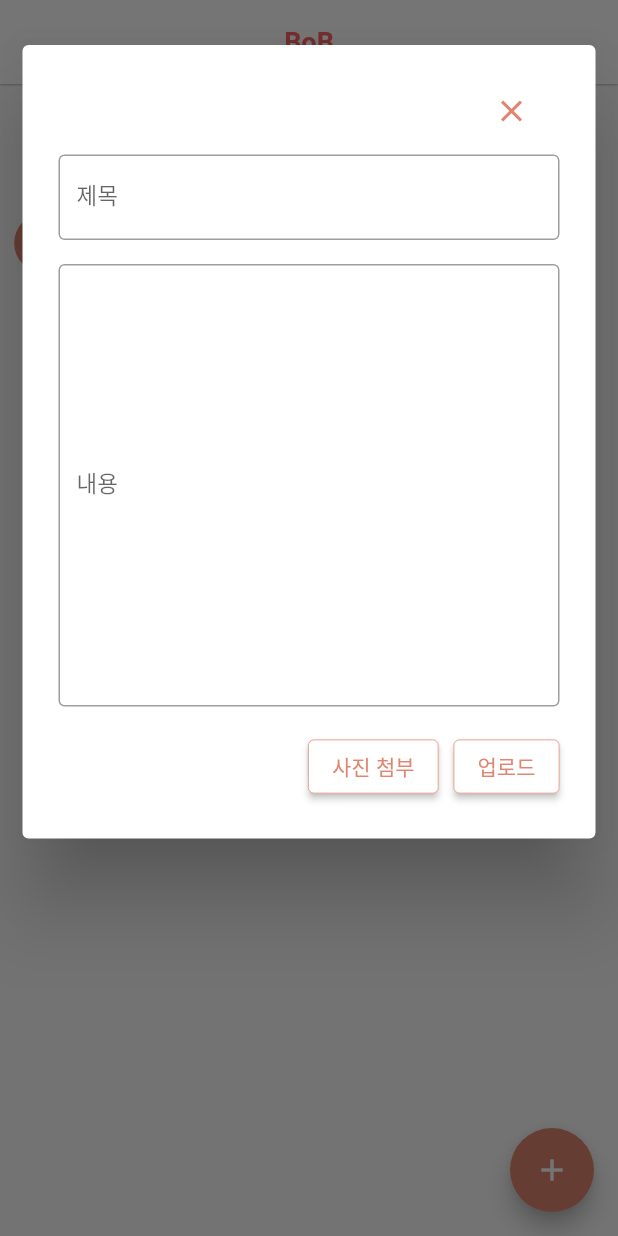
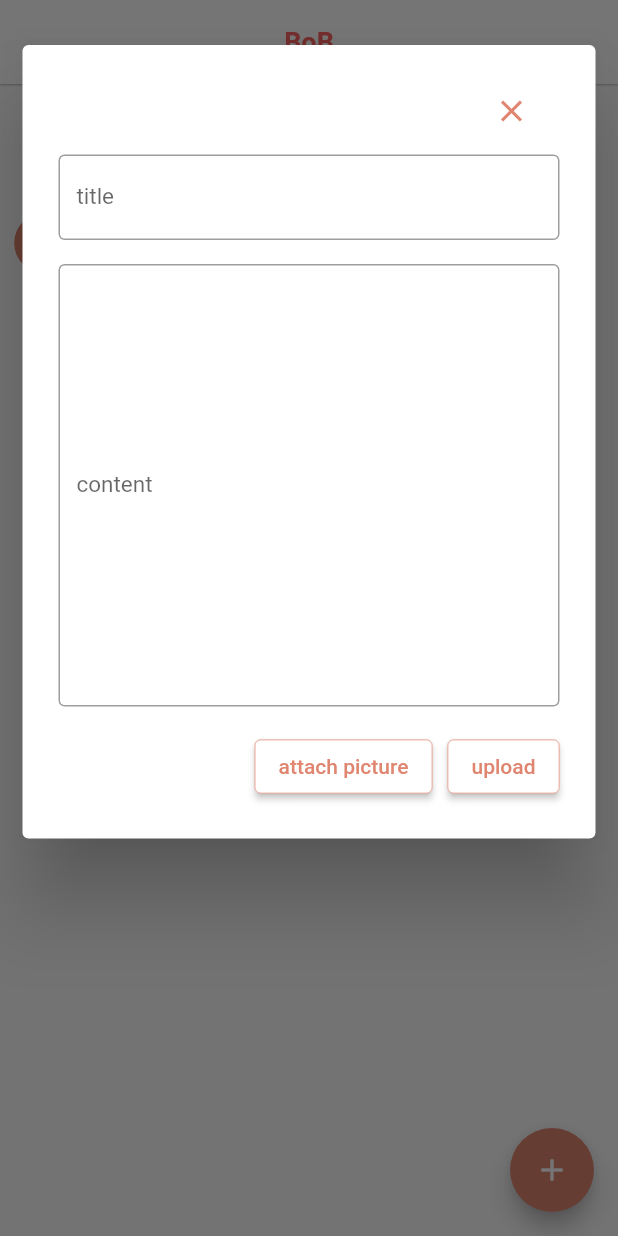
Before and after one commit to Mmm2927/LSTM, a Flutter app: the MainDiary screen opened directly, after a tap on the "add" icon, on a phone screen of 412 x 824 dp. Run offline on Flutter 3.47's test engine with Material 2 defaults, Android fonts, the phone set to English and light mode, and no system bars; drawn by our look-alikes of table_calendar; our stand-ins replace dio, easy_localization, firebase_core, firebase_messaging, fl_chart, flutter_holo_date_picker and 9 more; missing offline and left inert: bottom_picker, dart:ffi, flutter_mjpeg, horizontal_picker, jwt_decode, omni_datetime_picker and 1 more; accounts and stored records are empty; Roboto replaces fonts that are missing (omew).

```diff
--- a/lib/langauges.dart
+++ b/lib/langauges.dart
@@ -85,7 +85,32 @@ class Languages extends Translations{
       'babyList' : '아기 리스트',
       'babyListC' : '클릭하면 해당 아기를 관리할 수 있습니다.',
       'modi_BabyErr' : '부모 관계인 아기만 수정 가능합니다',
-
+      'life_record' : '생활 기록',
+      'grow_record' : '성장 기록',
+      'height, weight' : '키, 몸무게',
+      'vaccination' : '예방 접종',
+      'next_vaccination' : '다음 예방 검진',
+      'medical_checkup' : '건강 검진',
+      'next_medical_checkup' : '다음 건강 검진',
+      'timer_explanation' : '버튼을 길게 누르면 타이머가 작동합니다.',
+      'life0' : '모유',
+      'life1' : '젖병',
+      'life2' : '이유식',
+      'life3' : '기저귀',
+      'life4' : '수면',
+      'put_image' : '사진 첨부',
+      'change_image' : '사진 바꾸기',
+      'uploaded' : '업로드 되었습니다.',
+      'upload' : '업로드',
+      'modify' : '수정',
+      'modified' : '수정되었습니다',
+      'q_delete' : '삭제하시겠습니까?',
+      'delete' : '삭제',
+      'enter_title' : '제목을 입력하세요.',
+      'title' : '제목',
+      'enter_content' : '내용을 입력하세요.',
+      'content' : '내용',
+      'cancel' : '취소',
     },
     'en_US':{
       'appbar_login' : 'Email Login',
@@ -169,6 +194,32 @@ class Languages extends Translations{
       'modi_BabyErr' : 'Only babies with parental relationships can be modified',
       'babyList' : 'Baby List',
       'babyListC' : 'Click to manage the baby.',
+      'life_record' : 'Life Record',
+      'grow_record' : 'Grow Record',
+      'height, weight' : 'height, weight',
+      'vaccination' : 'Vaccination',
+      'next_vaccination' : 'next vaccination',
+      'medical_checkup' : 'Medical Check-Up',
+      'next_medical_checkup' : 'next medical check-up',
+      'timer_explanation' : 'Press and hold the button to start the timer',
+      'life0' : 'mom\'s',
+      'life1' : 'powder',
+      'life2' : 'food',
+      'life3' : 'diaper',
+      'life4' : 'sleep',
+      'put_image' : 'attach picture',
+      'change_image' : 'change picture',
+      'uploaded' : 'Uploaded.',
+      'upload' : 'upload',
+      'modify' : 'modify',
+      'modified' : 'Modified.',
+      'q_delete' : 'Do you want delete this diary?',
+      'delete' : 'delete',
+      'enter_title' : 'Enter title.',
+      'title' : 'title',
+      'enter_content' : 'Enter content.',
+      'content' : 'content',
+      'cancel' : 'cancel',
     },
     'de_DE':{
       'hello':'Hallo Welt',
--- a/lib/screens/main_3_diary.dart
+++ b/lib/screens/main_3_diary.dart
@@ -1,4 +1,5 @@
 import 'package:flutter/material.dart';
+import 'package:get/get.dart';
 import 'package:intl/intl.dart';
 import 'package:table_calendar/table_calendar.dart';
 import '../database/database.dart';
@@ -7,6 +8,12 @@ import 'dart:io';
 import 'package:image_picker/image_picker.dart';
 import 'package:bob/widgets/appbar.dart';
 import 'package:easy_localization/easy_localization.dart' hide StringTranslateExtension;
+
+// 앱에서 지원하는 언어 리스트 변수
+final supportedLocales = [
+  const Locale('en', 'US'),
+  const Locale('ko', 'KR')
+];
 
 class MainDiary extends StatefulWidget {
   const MainDiary({super.key});
@@ -189,12 +196,12 @@ class MainDiaryState extends State<MainDiary> {
                                     width: 0.5,
                                   )
                               ),
-                                  child: const Text('수정', style: TextStyle(color: Color(0xffdf8570)))),
+                                  child: Text('modify'.tr, style: TextStyle(color: Color(0xffdf8570)))),
                               const SizedBox(width: 10),
                               ElevatedButton(
                                   onPressed: () {
                                     showDialog(context: context, builder: (BuildContext context) => AlertDialog(
-                                      content: const Text('삭제하시겠습니까?'),
+                                      content: Text('q_delete'.tr),
                                       actions: [
                                         ElevatedButton(
                                           style: ElevatedButton.styleFrom(backgroundColor: Colors.white,
@@ -202,7 +209,7 @@ class MainDiaryState extends State<MainDiary> {
                                           color: Color(0xffdf8570),
                                           width: 0.5,
                                           )),
-                                          onPressed: () => Navigator.of(context).pop(), child: const Text('취소', style: TextStyle(color: Color(0xffdf8570)))),
+                                          onPressed: () => Navigator.of(context).pop(), child: Text('cancel'.tr, style: const TextStyle(color: Color(0xffdf8570)))),
                                         ElevatedButton(
                                           style: ElevatedButton.styleFrom(
                                             backgroundColor: Colors.white,
@@ -216,7 +223,7 @@ class MainDiaryState extends State<MainDiary> {
                                               });
                                               Navigator.of(context).pop();
                                             }),
-                                            child: const Text('삭제', style: TextStyle(color: Color(0xffdf8570)))),
+                                            child: Text('delete'.tr, style: const TextStyle(color: Color(0xffdf8570)))),
                                       ],
                                     ));
                                   },
@@ -226,7 +233,7 @@ class MainDiaryState extends State<MainDiary> {
                                         color: Color(0xffdf8570),
                                         width: 0.5,
                                       )
-                                  ),child: const Text('삭제', style: TextStyle(color: Color(0xffdf8570)))),
+                                  ),child: Text('delete'.tr, style: const TextStyle(color: Color(0xffdf8570)))),
                             ],
                           ),
                         ]
@@ -244,8 +251,8 @@ class MainDiaryState extends State<MainDiary> {
 
   updateDiary(DateTime selectedDay, Diary? diary) {
     String title = diary!.title;
-    String content = diary!.content;
-    String? image = diary!.image;
+    String content = diary.content;
+    String? image = diary.image;
     String selDay = DateFormat('yyyy.MM.dd').format(selectedDay);
     final ImagePicker picker = ImagePicker();
 
@@ -272,17 +279,17 @@ class MainDiaryState extends State<MainDiary> {
             },
             validator: (value) {
               if (value!.trim().isEmpty) {
-                return '제목을 입력하세요.';
+                return 'enter_title'.tr;
               }
               return null;
             },
-            decoration: const InputDecoration(
-              labelText: '제목',
-              floatingLabelStyle: TextStyle(color: Color(0xffdf8570)),
-              focusedBorder: OutlineInputBorder(
+            decoration: InputDecoration(
+              labelText: 'title'.tr,
+              floatingLabelStyle: const TextStyle(color: Color(0xffdf8570)),
+              focusedBorder: const OutlineInputBorder(
                   borderSide: BorderSide(width:1.5, color: Color(0xffdf8570))
               ),
-              border: OutlineInputBorder(),
+              border: const OutlineInputBorder(),
             ),
             style: const TextStyle(fontSize: 15),
           ),
@@ -302,17 +309,17 @@ class MainDiaryState extends State<MainDiary> {
             },
             validator: (value) {
               if (value!.trim().isEmpty) {
-                return '내용을 입력하세요.';
+                return 'enter_content'.tr;
               }
               return null;
             },
-            decoration: const InputDecoration(
-              labelText: '내용',
-              floatingLabelStyle: TextStyle(color: Color(0xffdf8570)),
-              focusedBorder: OutlineInputBorder(
+            decoration: InputDecoration(
+              labelText: 'content'.tr,
+              floatingLabelStyle: const TextStyle(color: Color(0xffdf8570)),
+              focusedBorder: const OutlineInputBorder(
                   borderSide: BorderSide(width:1.5, color: Color(0xffdf8570))
               ),
-              border: OutlineInputBorder(),
+              border: const OutlineInputBorder(),
             ),
             style: const TextStyle(fontSize: 15),
           ),
@@ -334,7 +341,7 @@ class MainDiaryState extends State<MainDiary> {
                     width: 0.5,
                   )
               ),
-                  child: Text(image != null? '사진 바꾸기' : '사진 첨부', style: TextStyle(color: Color(0xffdf8570)))),
+                  child: Text(image != null? 'change_image'.tr : 'put_image'.tr, style: TextStyle(color: Color(0xffdf8570)))),
               const SizedBox(width: 10),
               ElevatedButton(
                   onPressed: () {
@@ -344,7 +351,7 @@ class MainDiaryState extends State<MainDiary> {
                       _formKey.currentState?.reset();
                       Navigator.of(context).pop();
                       ScaffoldMessenger.of(context).showSnackBar(
-                        const SnackBar(content: Text('수정 되었습니다.')),
+                        SnackBar(content: Text('modified'.tr)),
                       );
                     }
                   },
@@ -354,7 +361,7 @@ class MainDiaryState extends State<MainDiary> {
                         color: Color(0xffdf8570),
                         width: 0.5,
                       )
-                  ),child: const Text('수정', style: TextStyle(color: Color(0xffdf8570)))
+                  ),child: Text('modify'.tr, style: const TextStyle(color: Color(0xffdf8570)))
               ),
             ],
           ),
@@ -383,7 +390,7 @@ class MainDiaryState extends State<MainDiary> {
             height: 5.0,
           ),
           TextFormField(
-            cursorColor: Color(0xffdf8570),
+            cursorColor: const Color(0xffdf8570),
             controller: _titleController,
             onSaved: (value) {
               setState(() {
@@ -392,17 +399,17 @@ class MainDiaryState extends State<MainDiary> {
             },
             validator: (value) {
               if (value!.trim().isEmpty) {
-                return '제목을 입력하세요.';
+                return 'enter_title'.tr;
               }
               return null;
             },
-            decoration: const InputDecoration(
-              labelText: '제목',
-              floatingLabelStyle: TextStyle(color: Color(0xffdf8570)),
-              focusedBorder: OutlineInputBorder(
+            decoration: InputDecoration(
+              labelText: 'title'.tr,
+              floatingLabelStyle: const TextStyle(color: Color(0xffdf8570)),
+              focusedBorder: const OutlineInputBorder(
                   borderSide: BorderSide(width:1.5, color: Color(0xffdf8570))
               ),
-              border: OutlineInputBorder(),
+              border: const OutlineInputBorder(),
             ),
             style: const TextStyle(fontSize: 15),
           ),
@@ -411,7 +418,7 @@ class MainDiaryState extends State<MainDiary> {
             width: 5000,
           ),
           TextFormField(
-            cursorColor: Color(0xffdf8570),
+            cursorColor: const Color(0xffdf8570),
             maxLines: 15,
             keyboardType: TextInputType.multiline,
             controller: _contentController,
@@ -422,17 +429,17 @@ class MainDiaryState extends State<MainDiary> {
             },
             validator: (value) {
               if (value!.trim().isEmpty) {
-                return '내용을 입력하세요.';
+                return 'enter_content'.tr;
               }
               return null;
             },
-            decoration: const InputDecoration(
-              labelText: '내용',
-              floatingLabelStyle: TextStyle(color: Color(0xffdf8570)),
-              focusedBorder: OutlineInputBorder(
+            decoration: InputDecoration(
+              labelText: 'content'.tr,
+              floatingLabelStyle: const TextStyle(color: Color(0xffdf8570)),
+              focusedBorder: const OutlineInputBorder(
                   borderSide: BorderSide(width:1.5, color: Color(0xffdf8570))
               ),
-              border: OutlineInputBorder(),
+              border: const OutlineInputBorder(),
             ),
             style: const TextStyle(fontSize: 15),
           ),
@@ -454,7 +461,7 @@ class MainDiaryState extends State<MainDiary> {
                     width: 0.5,
                   )
               ),
-                  child: Text(image != null? '사진 바꾸기' : '사진 첨부', style: const TextStyle(color: Color(0xffdf8570)))),
+                  child: Text(image != null? 'change_image'.tr : 'put_image'.tr, style: const TextStyle(color: Color(0xffdf8570)))),
               const SizedBox(width: 10),
               ElevatedButton(
                   onPressed: () {
@@ -464,7 +471,7 @@ class MainDiaryState extends State<MainDiary> {
                       _formKey.currentState?.reset();
                       Navigator.of(context).pop();
                       ScaffoldMessenger.of(context).showSnackBar(
-                        const SnackBar(content: Text('업로드 되었습니다.')),
+                        SnackBar(content: Text('uploaded'.tr)),
                       );
                     }
                   },
@@ -474,7 +481,7 @@ class MainDiaryState extends State<MainDiary> {
                         color: Color(0xffdf8570),
                         width: 0.5,
                       )
-                  ),child: const Text('업로드', style: TextStyle(color: Color(0xffdf8570)))
+                  ),child: Text('upload'.tr, style: const TextStyle(color: Color(0xffdf8570)))
               ),
               if(image != null) Expanded(
                 child: Image.file(File(image!)),
--- a/lib/screens/main_4_mypage.dart
+++ b/lib/screens/main_4_mypage.dart
@@ -58,7 +58,7 @@ class MainMyPageState extends State<MainMyPage>{
                       Column(
                         crossAxisAlignment: CrossAxisAlignment.start,
                         children: [
-                          Text('${widget.userinfo.name}'+'main4_profileName'.tr, style: const TextStyle(fontWeight: FontWeight.bold, fontSize: 24)),
+                          Text('${widget.userinfo.name}${'main4_profileName'.tr}', style: const TextStyle(fontWeight: FontWeight.bold, fontSize: 24)),
                           const SizedBox(height: 5),
                           Text('main4_profileGreeting'.tr, style: const TextStyle(color: Colors.grey))
                         ],
--- a/lib/widgets/bottomNav.dart
+++ b/lib/widgets/bottomNav.dart
@@ -24,6 +24,6 @@ Widget bottomNavBar(_selectedIndex, _onItemTapped){
       currentIndex: _selectedIndex,
       onTap: _onItemTapped,
       unselectedItemColor: Colors.grey,
-      selectedItemColor: const Color(0xfffa625f),
+      selectedItemColor: const Color(0xffFF766A),
   );
 }
--- a/pubspec.yaml
+++ b/pubspec.yaml
@@ -33,7 +33,7 @@ dependencies:
   flutter_localizations:
     sdk: flutter
   table_calendar: ^3.0.8
-  intl: ^0.17.0
+  intl: ^0.18.0
   flutter_vlc_player: 6.0.0
   flutter_mjpeg:
   checkbox_formfield: ^0.2.0
```
Also changed, not shown: lib/screens/main_1_home.dart (+26 -26 lines), pubspec.lock.
